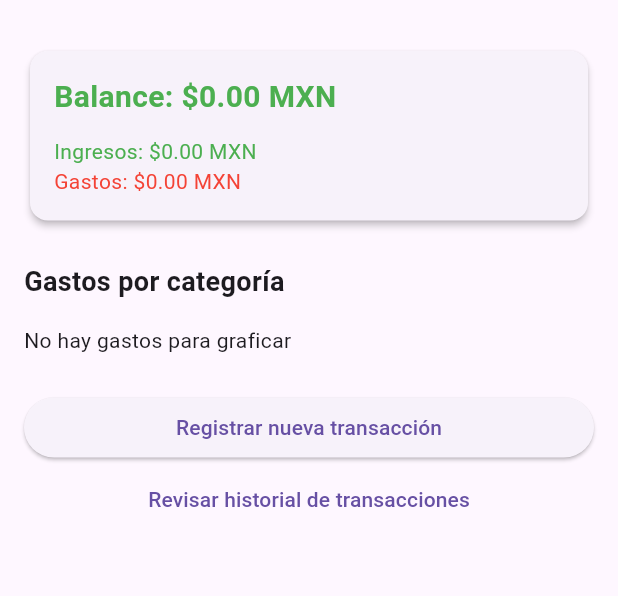
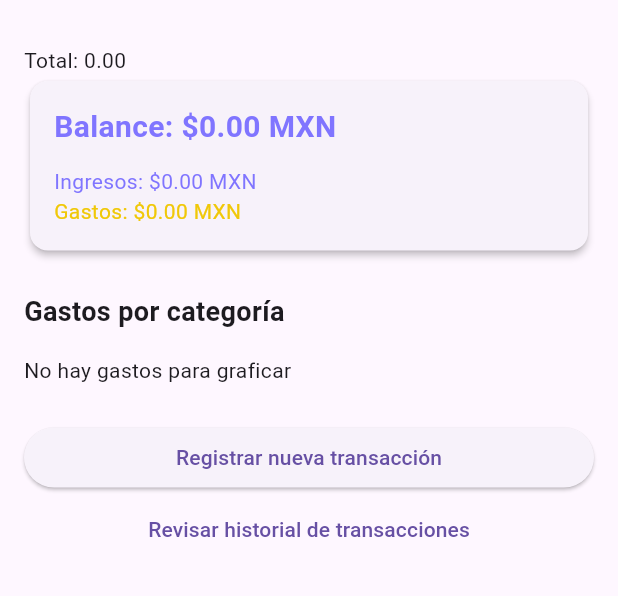
Before and after one commit to fcorpus/broker-finalProject, a Flutter app: the DashboardScreen screen opened directly, on a phone screen of 412 x 824 dp, the part 63-659 px from its top. Run offline on Flutter 3.47's test engine with Material 3 defaults, Android fonts, the phone set to English and light mode, and no system bars; our stand-ins replace fl_chart, shared_preferences, sqflite; accounts and stored records are empty.

Commit message:
Added income & expenses from last 30 days

```diff
--- a/lib/providers/transaction_provider.dart
+++ b/lib/providers/transaction_provider.dart
@@ -20,6 +20,25 @@ class TransactionProvider with ChangeNotifier {
       .where((t) => t.type == 'Gasto')
       .fold(0, (sum, t) => sum + t.amount);
 
+  double get gastos30 {
+    final fechaLimite = DateTime.now().subtract(const Duration(days: 30));
+
+    return _transactions
+        .where((t) => t.type == 'Gasto')
+        .where((t) => t.date.isAfter(fechaLimite))
+        .fold(0, (sum, t) => sum + t.amount);
+  }
+
+  double get ingresos30 {
+    final fechaLimite = DateTime.now().subtract(const Duration(days: 30));
+
+    return _transactions
+        .where((t) => t.type == 'Igreso')
+        .where((t) => t.date.isAfter(fechaLimite))
+        .fold(0, (sum, t) => sum + t.amount);
+  }
+
+
   Future<void> loadTransactions() async {
     final prefs = await SharedPreferences.getInstance();
     final username = prefs.getString('username');
--- a/lib/screens/dashboard_screen.dart
+++ b/lib/screens/dashboard_screen.dart
@@ -45,10 +45,11 @@ class DashboardScreen extends StatelessWidget {
         child: ListView(
           padding: const EdgeInsets.all(16),
           children: [
+            Text('Total: ${txProvider.total.toStringAsFixed(2)}'),
             BalanceCard(
               balance: txProvider.total,
-              ingresos: txProvider.ingresos,
-              gastos: txProvider.gastos,
+              ingresos: txProvider.ingresos30,
+              gastos: txProvider.gastos30,
             ),
             const SizedBox(height: 24),
             const Text(
--- a/lib/widgets/balance_card.dart
+++ b/lib/widgets/balance_card.dart
@@ -1,3 +1,6 @@
+//import 'dart:ffi';
+
+import 'package:broker/constantes.dart';
 import 'package:flutter/material.dart';
 
 class BalanceCard extends StatelessWidget {
@@ -14,7 +17,8 @@ class BalanceCard extends StatelessWidget {
 
   @override
   Widget build(BuildContext context) {
-    Color balanceColor = balance >= 0 ? Colors.green : Colors.red;
+    final double localBalance = ingresos - gastos;
+    Color balanceColor = localBalance >= 0 ? purpleBroker : yellowBroker;
 
     return Card(
       elevation: 2,
@@ -24,11 +28,11 @@ class BalanceCard extends StatelessWidget {
         child: Column(
           crossAxisAlignment: CrossAxisAlignment.start,
           children: [
-            Text('Balance: \$${balance.toStringAsFixed(2)} MXN',
+            Text('Balance: \$${localBalance.toStringAsFixed(2)} MXN',
                 style: TextStyle(fontSize: 20, fontWeight: FontWeight.bold, color: balanceColor)),
             const SizedBox(height: 12),
-            Text('Ingresos: \$${ingresos.toStringAsFixed(2)} MXN', style: const TextStyle(color: Colors.green)),
-            Text('Gastos: \$${gastos.toStringAsFixed(2)} MXN', style: const TextStyle(color: Colors.red)),
+            Text('Ingresos: \$${ingresos.toStringAsFixed(2)} MXN', style: const TextStyle(color: purpleBroker)),
+            Text('Gastos: \$${gastos.toStringAsFixed(2)} MXN', style: const TextStyle(color: yellowBroker)),
           ],
         ),
       ),
```
